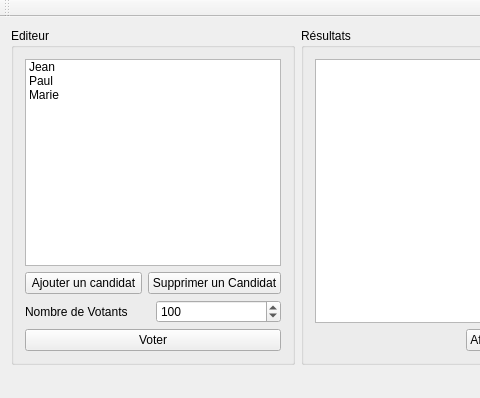
This is Mainwindow.ui in milka75/Projet-C-DO_RACHIDI as Qt 5 draws it before an edit; both pictures show x 0 to 480 and y 0 to 398 of the 761 by 398 pixel window. The edited form follows.
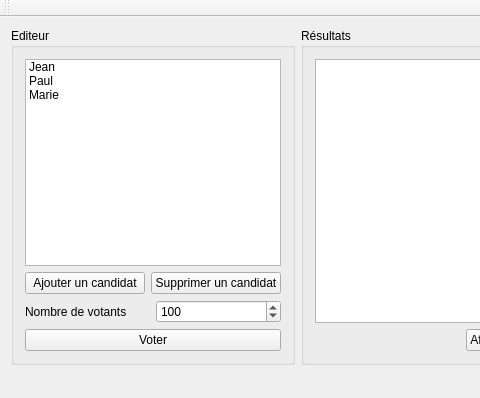
This is the edited form.

Commit message: Projet cpp

The edit to the form file:
```diff
--- a/Mainwindow.ui
+++ b/Mainwindow.ui
@@ -61,7 +61,7 @@
          <item>
           <widget class="QPushButton" name="pb_removeCandidat">
            <property name="text">
-            <string>Supprimer un Candidat</string>
+            <string>Supprimer un candidat</string>
            </property>
           </widget>
          </item>
@@ -72,7 +72,7 @@
          <item>
           <widget class="QLabel" name="label">
            <property name="text">
-            <string>Nombre de Votants</string>
+            <string>Nombre de votants</string>
            </property>
           </widget>
          </item>
```
The commit also changes 2 other files.
